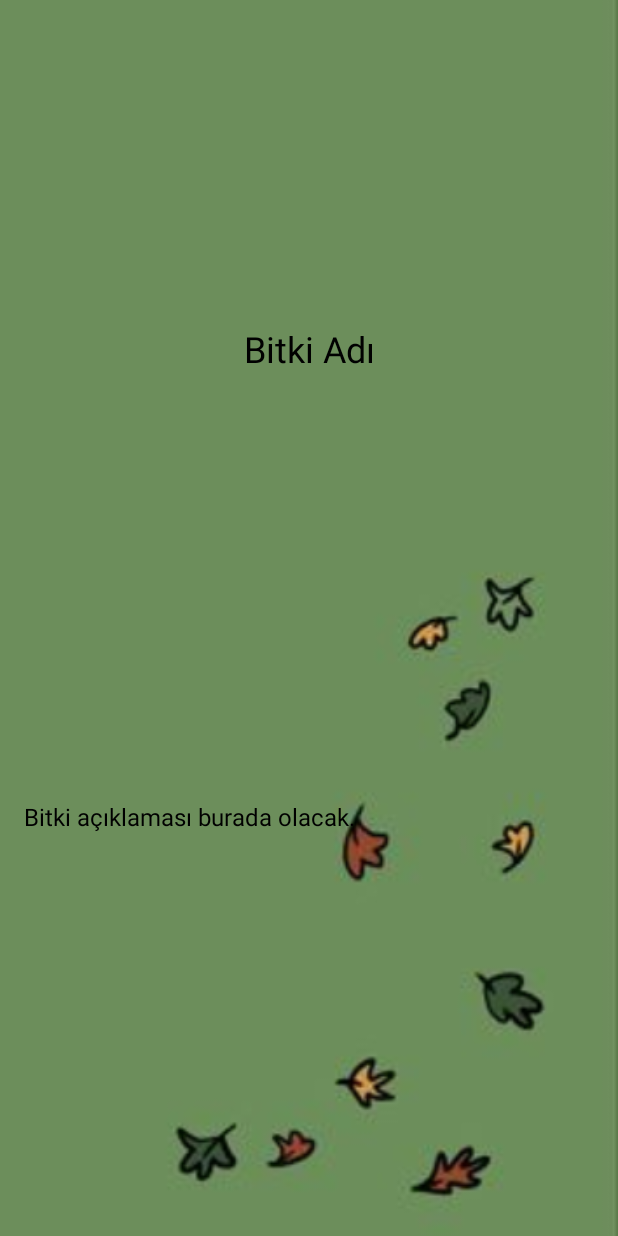
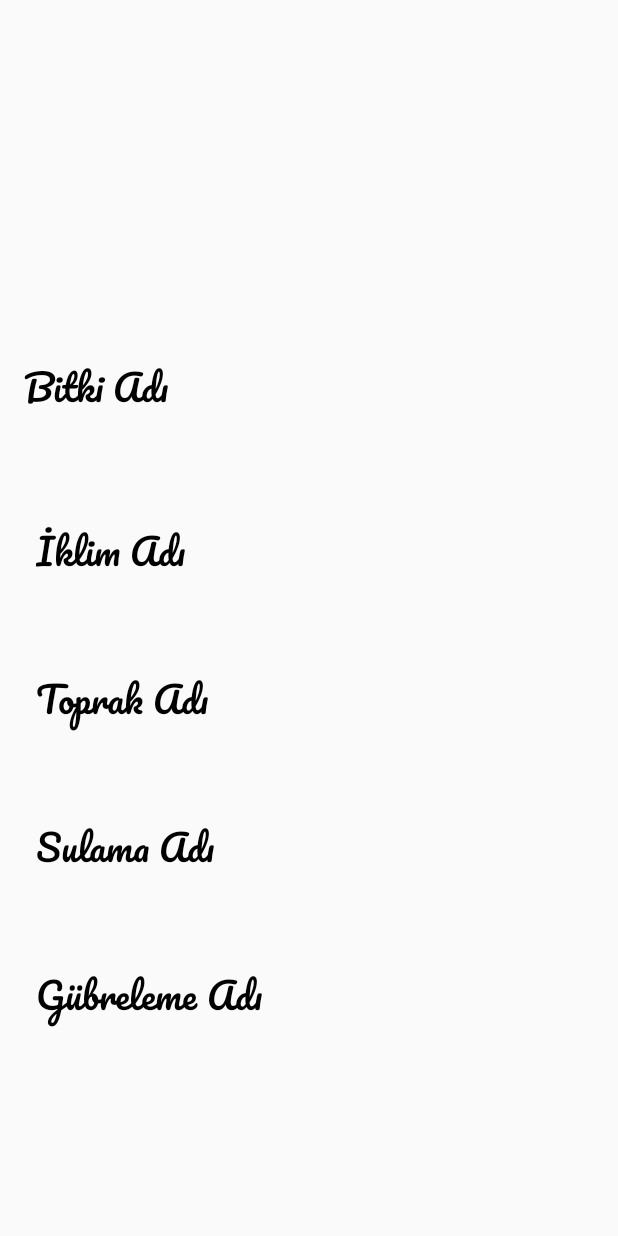
Before and after one commit to yavuzbeyy/TUBITAK-TarimMobile, an Android app built with Jetpack Compose: the PlantDetailActivity screen opened directly, with no data from a screen before it, on a phone screen of 412 x 824 dp. Run offline under Robolectric (Android 15) with nearby library versions, the phone set to English and light mode, and no system bars; 11 statements that could not run were skipped.

Commit message:
BitkiDetaySayfasiGuncellendi

```diff
--- a/app/src/main/java/PlantAdapter.kt
+++ b/app/src/main/java/PlantAdapter.kt
@@ -14,8 +14,16 @@ import kotlin.concurrent.thread
 
 data class Plant(
     val name: String,
-    val photoKey: String,
-    val description: String
+    val photoKey: String?,
+    val description: String,
+    val iklimAdi: String,
+    val iklimAciklama: String,
+    val toprakAdi: String,
+    val toprakAciklama: String,
+    val sulamaAdi: String,
+    val sulamaAciklama: String,
+    val gubrelemeAdi: String,
+    val gubrelemeAciklama: String
 ) : Serializable
 
 class PlantAdapter(private val plantList: List<Plant>, private val onItemClick: (Plant) -> Unit) :
--- a/app/src/main/java/com/example/tbtktarimapp/GetCoordinatActivity.kt
+++ b/app/src/main/java/com/example/tbtktarimapp/GetCoordinatActivity.kt
@@ -113,24 +113,23 @@ class GetCoordinatActivity : AppCompatActivity() {
 
                     val plantList = mutableListOf<Plant>()
 
-
                     for (i in 0 until dataArray.length()) {
                         val plant = dataArray.getJSONObject(i)
                         plantList.add(
                             Plant(
                                 name = plant.getString("ad"),
                                 photoKey = plant.optString("fotokey", null),
-                                description = plant.getString("aciklama")
+                                description = plant.getString("aciklama"),
+                                iklimAdi = plant.getString("iklimAdi"),
+                                iklimAciklama = plant.getString("iklimAciklama"),
+                                toprakAdi = plant.getString("toprakAdi"),
+                                toprakAciklama = plant.getString("toprakAciklama"),
+                                sulamaAdi = plant.getString("sulamaAdi"),
+                                sulamaAciklama = plant.getString("sulamaAciklama"),
+                                gubrelemeAdi = plant.getString("gubrelemeAdi"),
+                                gubrelemeAciklama = plant.getString("gubrelemeAciklama")
                             )
                         )
-
-
-                        val name = plant.getString("ad")
-                        val description = plant.getString("aciklama")
-                        val photoKey = plant.optString("fotokey", null) // Eğer fotokey yoksa null döner
-
-                        // Hata ayıklama için log ekleyin
-                        println("Plant: name=$name, photoKey=$photoKey, description=$description")
                     }
 
                     runOnUiThread {
@@ -148,7 +147,7 @@ class GetCoordinatActivity : AppCompatActivity() {
                 }
             }
         }
-    }
+}
 
     private fun setupRecyclerView(plants: List<Plant>) {
         recyclerView.layoutManager = LinearLayoutManager(this)
--- a/app/src/main/java/com/example/tbtktarimapp/PlantDetailActivity.kt
+++ b/app/src/main/java/com/example/tbtktarimapp/PlantDetailActivity.kt
@@ -22,8 +22,25 @@ class PlantDetailActivity : AppCompatActivity() {
         val plantImageView: ImageView = findViewById(R.id.plant_detail_image)
         val plantDescriptionTextView: TextView = findViewById(R.id.plant_detail_description)
 
+        val plantIklimAdi: TextView = findViewById(R.id.plant_detail_iklimAdi)
+        val plantIklimAciklama: TextView = findViewById(R.id.plant_detail_iklimAciklama)
+        val plantToprakAdi: TextView = findViewById(R.id.plant_detail_toprakAdi)
+        val plantToprakAciklama: TextView = findViewById(R.id.plant_detail_toprakAciklama)
+        val plantSulamaAdi: TextView = findViewById(R.id.plant_detail_sulamaAdi)
+        val plantSulamaAciklama: TextView = findViewById(R.id.plant_detail_sulamaAciklama)
+        val plantGubrelemeAdi: TextView = findViewById(R.id.plant_detail_gubrelemeAdi)
+        val plantGubrelemeAciklama: TextView = findViewById(R.id.plant_detail_gubrelemeAciklama)
+
         plantNameTextView.text = plant.name
         plantDescriptionTextView.text = plant.description
+        plantIklimAdi.text = "İklim Adı: ${plant.iklimAdi}"
+        plantIklimAciklama.text = "İklim Açıklama: ${plant.iklimAciklama}"
+        plantToprakAdi.text = "Toprak Adı: ${plant.toprakAdi}"
+        plantToprakAciklama.text = "Toprak Açıklama: ${plant.toprakAciklama}"
+        plantSulamaAdi.text = "Sulama Adı: ${plant.sulamaAdi}"
+        plantSulamaAciklama.text = "Sulama Açıklama: ${plant.sulamaAciklama}"
+        plantGubrelemeAdi.text = "Gübreleme Adı: ${plant.gubrelemeAdi}"
+        plantGubrelemeAciklama.text = "Gübreleme Açıklama: ${plant.gubrelemeAciklama}"
 
         // Resmi yükle
         thread {
--- a/app/src/main/res/layout/activity_plant_detail.xml
+++ b/app/src/main/res/layout/activity_plant_detail.xml
@@ -3,40 +3,131 @@
     xmlns:tools="http://schemas.android.com/tools"
     android:layout_width="match_parent"
     android:layout_height="match_parent"
-    android:background="@drawable/bd79fd07b2b979311bc4fc2c5b007827"
     tools:context=".PlantDetailActivity">
+
+    <!-- ScrollView ekliyoruz -->
+    <ScrollView
+        android:layout_width="0dp"
+        android:layout_height="0dp"
+        app:layout_constraintTop_toTopOf="parent"
+        app:layout_constraintBottom_toBottomOf="parent"
+        app:layout_constraintStart_toStartOf="parent"
+        app:layout_constraintEnd_toEndOf="parent"
+        android:padding="16dp">
+
+        <LinearLayout
+            android:layout_width="match_parent"
+            android:layout_height="wrap_content"
+            android:orientation="vertical">
 
             <ImageView
                 android:id="@+id/plant_detail_image"
                 android:layout_width="match_parent"
                 android:layout_height="200dp"
-        android:scaleType="centerCrop"
-        app:layout_constraintTop_toTopOf="parent" />
+                android:scaleType="centerCrop"/>
 
             <TextView
                 android:id="@+id/plant_detail_name"
                 android:layout_width="wrap_content"
                 android:layout_height="wrap_content"
                 android:layout_marginTop="16dp"
+                android:fontFamily="@font/pacifico"
                 android:text="Bitki Adı"
-        android:textSize="24sp"
                 android:textColor="@android:color/black"
-        app:layout_constraintTop_toBottomOf="@id/plant_detail_image"
-        app:layout_constraintStart_toStartOf="parent"
-        app:layout_constraintEnd_toEndOf="parent" />
+                android:textSize="24sp" />
 
             <TextView
                 android:id="@+id/plant_detail_description"
-        android:layout_width="0dp"
+                android:layout_width="wrap_content"
                 android:layout_height="wrap_content"
                 android:layout_marginTop="16dp"
-        android:text="Bitki açıklaması burada olacak."
+                android:text=""
                 android:textSize="16sp"
                 android:textColor="@android:color/black"
-        app:layout_constraintTop_toBottomOf="@id/plant_detail_name"
-        app:layout_constraintStart_toStartOf="parent"
-        app:layout_constraintEnd_toEndOf="parent"
-        app:layout_constraintBottom_toBottomOf="parent"
-        android:padding="16dp"/>
+                android:padding="8dp"/>
+
+            <!-- İklim Bilgileri -->
+            <TextView
+                android:id="@+id/plant_detail_iklimAdi"
+                android:layout_width="wrap_content"
+                android:layout_height="wrap_content"
+                android:fontFamily="@font/pacifico"
+                android:padding="8dp"
+                android:text="İklim Adı"
+                android:textColor="@android:color/black"
+                android:textSize="24sp" />
+
+            <TextView
+                android:id="@+id/plant_detail_iklimAciklama"
+                android:layout_width="wrap_content"
+                android:layout_height="wrap_content"
+                android:text=""
+                android:textSize="14sp"
+                android:textColor="@android:color/black"
+                android:padding="8dp"/>
+
+            <!-- Toprak Bilgileri -->
+            <TextView
+                android:id="@+id/plant_detail_toprakAdi"
+                android:layout_width="wrap_content"
+                android:layout_height="wrap_content"
+                android:fontFamily="@font/pacifico"
+                android:padding="8dp"
+                android:text="Toprak Adı"
+                android:textColor="@android:color/black"
+                android:textSize="24sp" />
+
+            <TextView
+                android:id="@+id/plant_detail_toprakAciklama"
+                android:layout_width="wrap_content"
+                android:layout_height="wrap_content"
+                android:text=""
+                android:textSize="14sp"
+                android:textColor="@android:color/black"
+                android:padding="8dp"/>
+
+            <!-- Sulama Bilgileri -->
+            <TextView
+                android:id="@+id/plant_detail_sulamaAdi"
+                android:layout_width="wrap_content"
+                android:layout_height="wrap_content"
+                android:fontFamily="@font/pacifico"
+                android:padding="8dp"
+                android:text="Sulama Adı"
+                android:textColor="@android:color/black"
+                android:textSize="24sp" />
+
+            <TextView
+                android:id="@+id/plant_detail_sulamaAciklama"
+                android:layout_width="wrap_content"
+                android:layout_height="wrap_content"
+                android:text=""
+                android:textSize="14sp"
+                android:textColor="@android:color/black"
+                android:padding="8dp"/>
+
+            <!-- Gübreleme Bilgileri -->
+            <TextView
+                android:id="@+id/plant_detail_gubrelemeAdi"
+                android:layout_width="wrap_content"
+                android:layout_height="wrap_content"
+                android:fontFamily="@font/pacifico"
+                android:padding="8dp"
+                android:text="Gübreleme Adı"
+                android:textColor="@android:color/black"
+                android:textSize="24sp" />
+
+            <TextView
+                android:id="@+id/plant_detail_gubrelemeAciklama"
+                android:layout_width="wrap_content"
+                android:layout_height="wrap_content"
+                android:text=""
+                android:textSize="14sp"
+                android:textColor="@android:color/black"
+                android:padding="8dp"/>
+
+        </LinearLayout>
+
+    </ScrollView>
 
 </androidx.constraintlayout.widget.ConstraintLayout>
```
Lines whose indentation alone changed are shown as unchanged.
